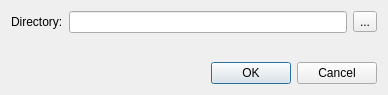
KDE/kommit, file src/dialogs/initdialog.ui: the form before one commit.
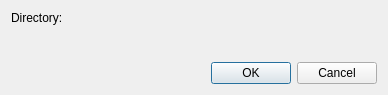
The form after the commit. Icons and pictures are not drawn. Custom widgets are drawn as their Qt base class.

Commit message: Use KUrlRequester (so button is implemented directly)

The edit to the form file:
```diff
--- a/src/dialogs/initdialog.ui
+++ b/src/dialogs/initdialog.ui
@@ -27,14 +27,7 @@
       </widget>
      </item>
      <item>
-      <widget class="QLineEdit" name="lineEditPath"/>
-     </item>
-     <item>
-      <widget class="QToolButton" name="toolButtonBrowseLocalPath">
-       <property name="text">
-        <string>...</string>
-       </property>
-      </widget>
+      <widget class="KUrlRequester" name="lineEditPath"/>
      </item>
     </layout>
    </item>
@@ -63,6 +56,13 @@
    </item>
   </layout>
  </widget>
+ <customwidgets>
+  <customwidget>
+   <class>KUrlRequester</class>
+   <extends>QWidget</extends>
+   <header>kurlrequester.h</header>
+  </customwidget>
+ </customwidgets>
  <resources/>
  <connections>
   <connection>
```
Left out of the diff: 3 changed lines with no effect on the pictures. The commit also changes 1 other file.
